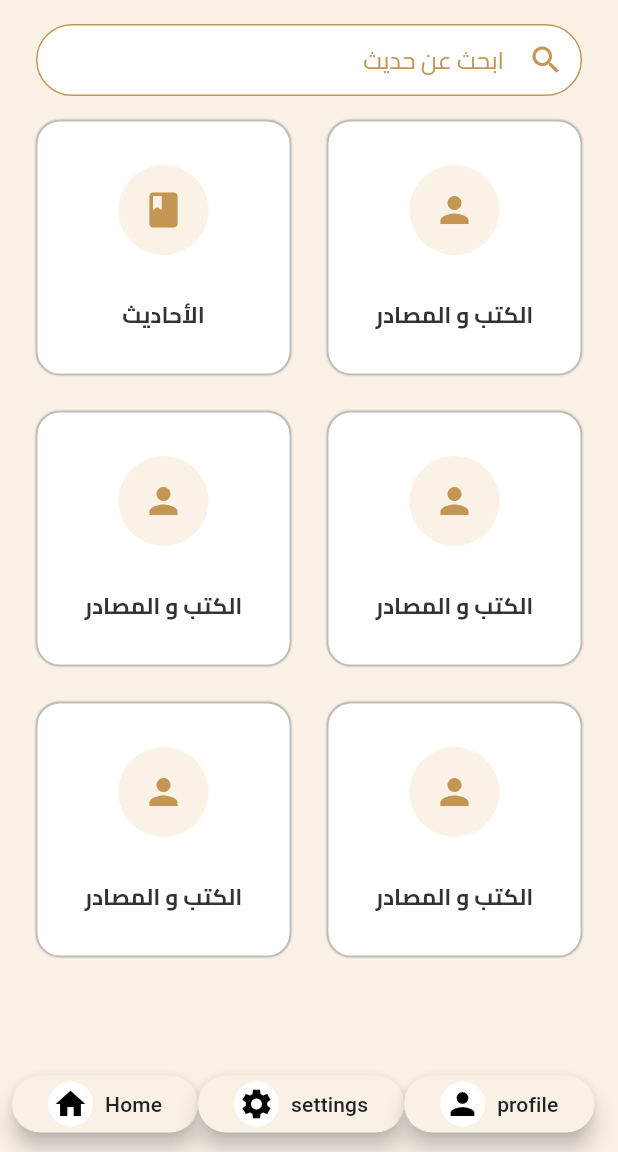
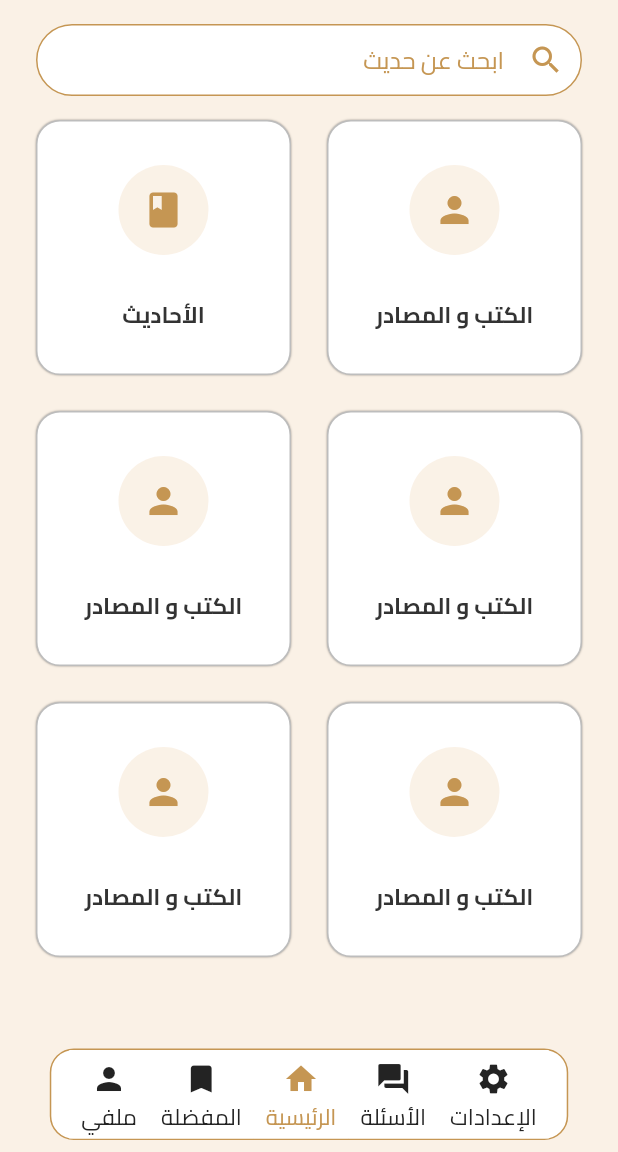
Before and after one commit to HaniHankoul/newer_version_of_hadith_app, a Flutter app: the screen it shows after launch, on a phone screen of 412 x 824 dp, the part 84-1236 px from its top. Run offline on Flutter 3.47's test engine with Material 3 defaults, Android fonts, the phone set to English and light mode, and no system bars; our stand-ins replace flutter_bloc, go_router.

Commit message:
fixing nav

```diff
--- a/lib/app/core/navigation/UI/navigation_element.dart
+++ b/lib/app/core/navigation/UI/navigation_element.dart
@@ -1,5 +1,6 @@
 import 'package:flutter/material.dart';
 import 'package:flutter_bloc/flutter_bloc.dart';
+import 'package:hadith_app/app/core/widgets/custom_text.dart';
 
 import '../../app_theme.dart';
 import '../../helper/general_sizes.dart';
@@ -21,34 +22,34 @@ class NavigationElements extends StatelessWidget {
 
   @override
   Widget build(BuildContext context) {
-    return MaterialButton(
-      onPressed: () {
+    return InkWell(
+      onTap: () {
         context.read<NavigationCubit>().navigate(index);
       },
-      hoverElevation: 2,
-      splashColor: AppColors.grey,
-      color: state == index ? AppColors.primaryLight : AppColors.primary,
-      elevation: state == index ? 6 : 0,
-      hoverColor: transparent.withAlpha(40),
-      mouseCursor: SystemMouseCursors.click,
-      shape: RoundedRectangleBorder(
-        borderRadius: BorderRadius.circular(borderRadiusL),
-      ),
+      child: Container(
+        color: Colors.white,
         child: Padding(
           padding: const EdgeInsets.symmetric(
             horizontal: GeneralSizes.small,
             vertical: 4.0,
           ),
-        child: Row(
+          child: Column(
             children: [
               CircleAvatar(
                 backgroundColor: state == index ? AppColors.white : transparent,
                 radius: 15,
-              child: Icon(icon, color: Colors.black),
+                child: Icon(
+                  icon,
+                  color: state == index ? AppColors.primary : AppColors.black,
                 ),
-            SizedBox(width: 8),
-            Text(title, style: TextStyle(color: AppColors.black)),
+              ),
+              CustomText(
+                text: title,
+                color: state == index ? AppColors.primary : AppColors.black,
+                fontSize: 15,
+              ),
             ],
+          ),
         ),
       ),
     );
--- a/lib/app/core/navigation/UI/navigation_panel.dart
+++ b/lib/app/core/navigation/UI/navigation_panel.dart
@@ -1,4 +1,7 @@
 import 'package:flutter/material.dart';
+import 'package:flutter_bloc/flutter_bloc.dart';
+import 'package:hadith_app/app/core/app_theme.dart';
+import 'package:hadith_app/app/core/helper/general_sizes.dart';
 
 import '../logic/navigation_cubit.dart';
 import 'navigation_element.dart';
@@ -8,30 +11,56 @@ class NavigationPanel extends StatelessWidget {
 
   @override
   Widget build(BuildContext context) {
+    return BlocBuilder<NavigationCubit, NavigationState>(
+      builder: (context, state) {
         return Padding(
           padding: const EdgeInsets.all(8.0),
+          child: Container(
+            padding: const EdgeInsets.symmetric(horizontal: 12),
+            decoration: BoxDecoration(
+              borderRadius: BorderRadius.circular(GeneralSizes.medium),
+              border: Border.all(color: AppColors.primary),
+              color: Colors.white,
+            ),
             child: Row(
+              mainAxisSize: MainAxisSize.min,
+              mainAxisAlignment: MainAxisAlignment.center,
               children: [
                 NavigationElements(
+                  index: NavigationState.profile,
+                  state: state,
+                  title: 'ملفي',
+                  icon: Icons.person,
+                ),
+                NavigationElements(
+                  index: NavigationState.favourites,
+                  state: state,
+                  title: 'المفضلة',
+                  icon: Icons.bookmark,
+                ),
+                NavigationElements(
                   index: NavigationState.home,
-            state: NavigationState.home,
-            title: 'Home',
+                  state: state,
+                  title: 'الرئيسية',
                   icon: Icons.home,
                 ),
                 NavigationElements(
-            index: NavigationState.settings,
-            state: NavigationState.settings,
-            title: 'settings',
-            icon: Icons.settings,
+                  index: NavigationState.questions,
+                  state: state,
+                  title: 'الأسئلة',
+                  icon: Icons.question_answer,
                 ),
                 NavigationElements(
-            index: NavigationState.profile,
-            state: NavigationState.profile,
-            title: 'profile',
-            icon: Icons.person,
+                  index: NavigationState.settings,
+                  state: state,
+                  title: 'الإعدادات',
+                  icon: Icons.settings,
                 ),
               ],
             ),
+          ),
+        );
+      },
     );
   }
 }
--- a/lib/app/features/home_screen/UI/home_screen.dart
+++ b/lib/app/features/home_screen/UI/home_screen.dart
@@ -3,8 +3,6 @@ import 'package:flutter_bloc/flutter_bloc.dart';
 import 'package:hadith_app/app/core/app_theme.dart';
 import 'package:hadith_app/app/core/widgets/custom_drawer.dart';
 import 'package:hadith_app/app/core/widgets/custom_text.dart';
-
-import '../../../core/helper/general_sizes.dart';
 import '../../../core/navigation/UI/navigation_panel.dart';
 import '../../../core/navigation/logic/navigation_cubit.dart';
 import 'home_body.dart';
```
Lines whose indentation alone changed are shown as unchanged.
